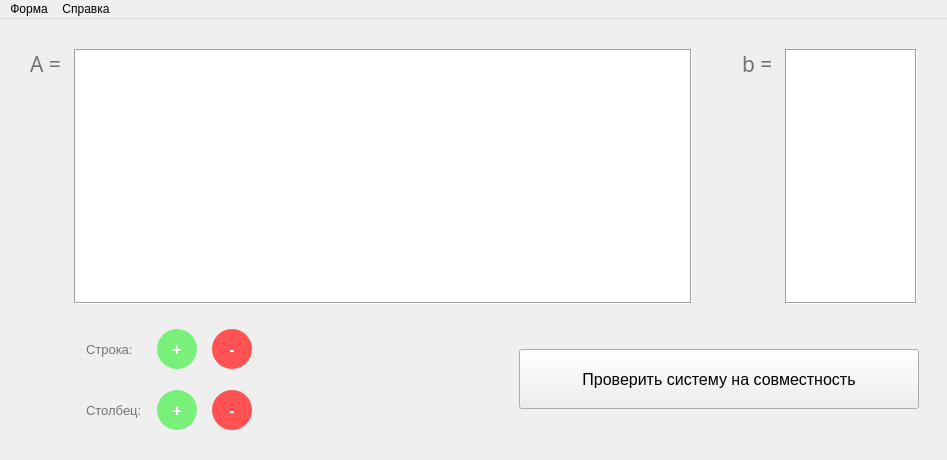
Before: the Qt Designer form ui/MainWindow.ui in md3sIam/Desicion_making_alt, drawn with Qt 5.
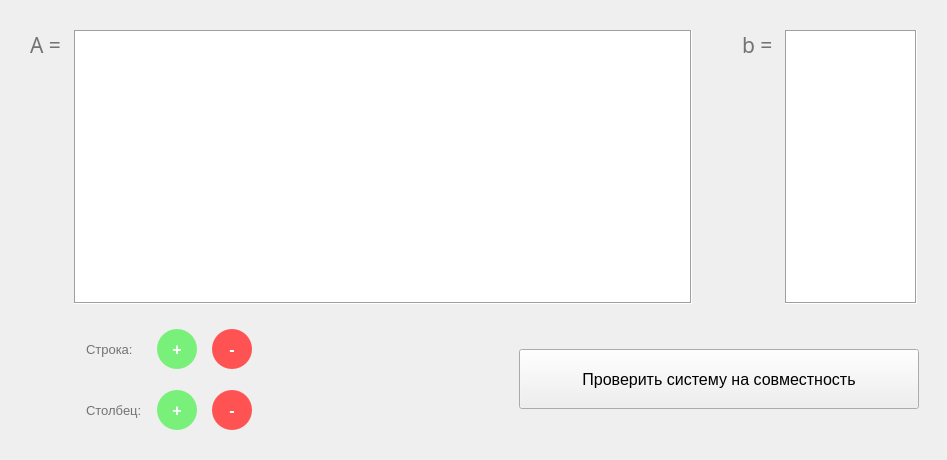
After: the same form once the commit is applied.

Commit message: removed menu bar

Patch:
```diff
--- a/ui/MainWindow.ui
+++ b/ui/MainWindow.ui
@@ -561,31 +561,6 @@
     </item>
    </layout>
   </widget>
-  <widget class="QMenuBar" name="menubar">
-   <property name="geometry">
-    <rect>
-     <x>0</x>
-     <y>0</y>
-     <width>947</width>
-     <height>29</height>
-    </rect>
-   </property>
-   <widget class="QMenu" name="m_formMenu">
-    <property name="title">
-     <string>Форма</string>
-    </property>
-    <addaction name="m_setMatrixSizeAction"/>
-    <addaction name="m_setCellSizeAction"/>
-   </widget>
-   <widget class="QMenu" name="m_aboutMenu">
-    <property name="title">
-     <string>Справка</string>
-    </property>
-    <addaction name="m_aboutAction"/>
-   </widget>
-   <addaction name="m_formMenu"/>
-   <addaction name="m_aboutMenu"/>
-  </widget>
   <action name="m_setMatrixSizeAction">
    <property name="text">
     <string>Задать размеры матрицы А</string>
```
The commit also changes 3 other files.
